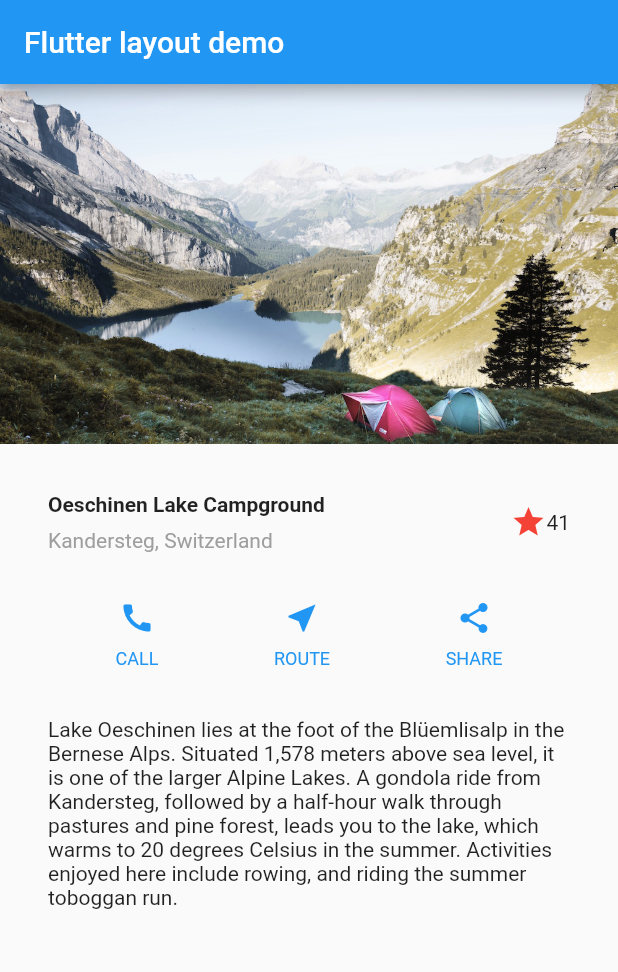
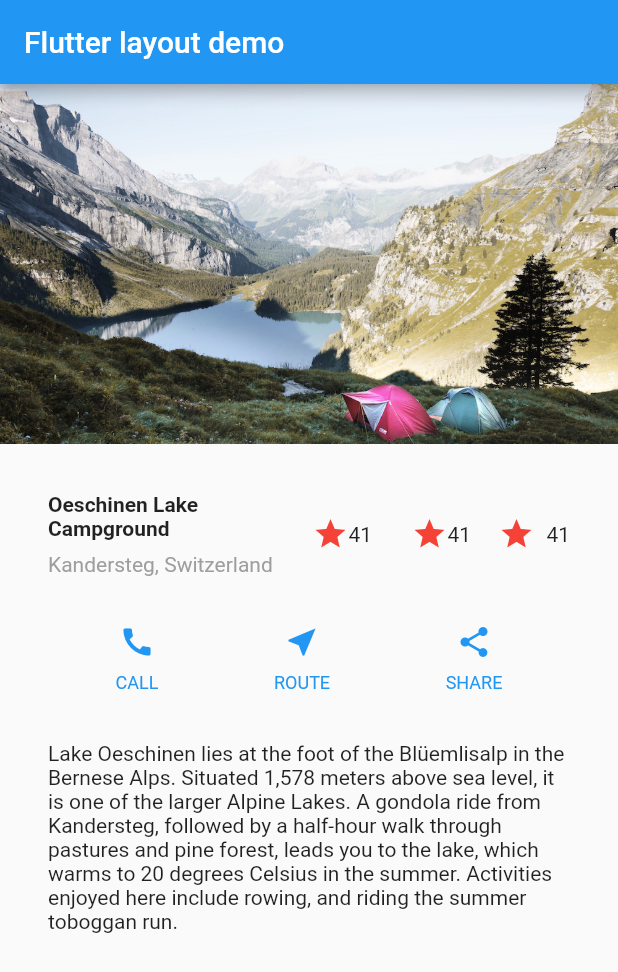
Before and after one commit to patnikorn/FlutterMyApp, a Flutter app: the screen it shows after launch, on a phone screen of 412 x 824 dp. Shown: the top 972 px of the screen. Run offline on Flutter 3.47's test engine with Material 2 defaults, Android fonts, the phone set to English and light mode, and no system bars.

Commit message:
favoriteABC

```diff
--- /dev/null
+++ b/lib/favoriteA.dart
@@ -0,0 +1,47 @@
+import 'package:flutter/material.dart';
+
+class FavoriteA extends StatefulWidget {
+  @override
+  _FavoriteAState createState() => _FavoriteAState();
+}
+
+class _FavoriteAState extends State<FavoriteA> {
+  bool _isFavorited = true;
+  int _favoriteCount = 41;
+  void _toggleFavorite() {
+    setState(() {
+      if (_isFavorited) {
+        _favoriteCount -= 1;
+        _isFavorited = false;
+      } else {
+        _favoriteCount += 1;
+        _isFavorited = true;
+      }
+    });
+  }
+
+  @override
+  Widget build(BuildContext context) {
+    return Row(
+      mainAxisSize: MainAxisSize.min,
+      children: [
+        Container(
+          padding: EdgeInsets.all(0),
+          child: IconButton(
+            padding: EdgeInsets.all(0),
+            alignment: Alignment.centerRight,
+            icon: (_isFavorited ? Icon(Icons.star) : Icon(Icons.star_border)),
+            color: Colors.red[500],
+            onPressed: _toggleFavorite,
+          ),
+        ),
+        SizedBox(
+          width: 18,
+          child: Container(
+            child: Text('$_favoriteCount'),
+          ),
+        ),
+      ],
+    );
+  }
+}
--- /dev/null
+++ b/lib/favoriteB.dart
@@ -0,0 +1,78 @@
+import 'package:flutter/material.dart';
+
+//Parent Manages Favorite B
+
+class ParentManageB extends StatefulWidget {
+  @override
+  _ParentManageBState createState() => _ParentManageBState();
+}
+
+class _ParentManageBState extends State<ParentManageB> {
+  bool _isFavorited = true;
+  int _favoriteCount = 41;
+
+  void _handleTapboxChanged(bool newValue) {
+    setState(() {
+      _isFavorited = newValue;
+      if (_isFavorited) {
+        _favoriteCount += 1;
+      } else {
+        _favoriteCount -= 1;
+      }
+    });
+  }
+
+  @override
+  Widget build(BuildContext context) {
+    return Container(
+      child: FavoriteB(
+          isFavorited: _isFavorited,
+          onChanged: _handleTapboxChanged,
+          favoriteCount: _favoriteCount),
+    );
+  }
+}
+
+//Favorite B
+
+class FavoriteB extends StatelessWidget {
+  FavoriteB(
+      {Key key,
+      this.isFavorited: false,
+      @required this.onChanged,
+      this.favoriteCount})
+      : super(key: key);
+
+  final bool isFavorited;
+  final favoriteCount;
+  final ValueChanged<bool> onChanged;
+
+  void _handleTap() {
+    onChanged(!isFavorited);
+  }
+
+  @override
+  Widget build(BuildContext context) {
+    return Row(
+      mainAxisSize: MainAxisSize.min,
+      children: [
+        Container(
+          padding: EdgeInsets.all(0),
+          child: IconButton(
+            padding: EdgeInsets.all(0),
+            alignment: Alignment.centerRight,
+            icon: (isFavorited ? Icon(Icons.star) : Icon(Icons.star_border)),
+            color: Colors.red[500],
+            onPressed: _handleTap,
+          ),
+        ),
+        SizedBox(
+          width: 18,
+          child: Container(
+            child: Text('$favoriteCount'),
+          ),
+        ),
+      ],
+    );
+  }
+}
--- /dev/null
+++ b/lib/favoriteC.dart
@@ -0,0 +1,72 @@
+import 'package:flutter/material.dart';
+
+//Parent Manages Favorite C
+class ParentManageC extends StatefulWidget {
+  @override
+  _ParentManageCState createState() => _ParentManageCState();
+}
+
+class _ParentManageCState extends State<ParentManageC> {
+  int _favoriteCount = 41;
+
+  void _handleTapboxChanged(bool newValue) {
+    setState(() {
+      if (newValue) {
+        _favoriteCount += 1;
+      } else {
+        _favoriteCount -= 1;
+      }
+    });
+  }
+
+  @override
+  Widget build(BuildContext context) {
+    return Container(
+      child: FavoriteC(
+        onChanged: _handleTapboxChanged,
+        favoriteCount: _favoriteCount,
+      ),
+    );
+  }
+}
+
+//FavoriteC
+class FavoriteC extends StatefulWidget {
+  FavoriteC({Key key, @required this.onChanged, this.favoriteCount})
+      : super(key: key);
+
+  final ValueChanged<bool> onChanged;
+  final int favoriteCount;
+
+  @override
+  _FavoriteCState createState() => _FavoriteCState();
+}
+
+class _FavoriteCState extends State<FavoriteC> {
+  bool isFavorited = true;
+
+  get favoriteCount => widget.favoriteCount;
+
+  void _handleTap() {
+    setState(() {
+      widget.onChanged(!isFavorited);
+      isFavorited = !isFavorited;
+    });
+  }
+
+  Widget build(BuildContext context) {
+    return Row(
+      children: [
+        Container(
+          child: IconButton(
+            alignment: Alignment.centerRight,
+            icon: (isFavorited ? Icon(Icons.star) : Icon(Icons.star_border)),
+            color: Colors.red[500],
+            onPressed: _handleTap,
+          ),
+        ),
+        Text('$favoriteCount'),
+      ],
+    );
+  }
+}
--- a/lib/main.dart
+++ b/lib/main.dart
@@ -1,10 +1,14 @@
-// Copyright 2018 The Flutter team. All rights reserved.
-// Use of this source code is governed by a BSD-style license that can be
-// found in the LICENSE file.
+import 'package:flutter/material.dart';
+// Uncomment lines 7 and 10 to view the visual layout at runtime.
+// import 'package:flutter/rendering.dart' show debugPaintSizeEnabled;
+import 'favoriteA.dart';
+import 'favoriteB.dart';
+import 'favoriteC.dart';
 
-import 'package:flutter/material.dart';
-
-void main() => runApp(MyApp());
+void main() {
+  // debugPaintSizeEnabled = true;
+  runApp(MyApp());
+}
 
 class MyApp extends StatelessWidget {
   @override
@@ -38,14 +42,13 @@ class MyApp extends StatelessWidget {
             ),
           ),
           /*3*/
-          Icon(
-            Icons.star,
-            color: Colors.red[500],
-          ),
-          Text('41'),
+          FavoriteA(),
+          ParentManageB(),
+          ParentManageC()
         ],
       ),
     );
+
     Color color = Theme.of(context).primaryColor;
 
     Widget buttonSection = Container(
@@ -58,6 +61,7 @@ class MyApp extends StatelessWidget {
         ],
       ),
     );
+
     Widget textSection = Container(
       padding: const EdgeInsets.all(32),
       child: Text(
@@ -70,13 +74,14 @@ class MyApp extends StatelessWidget {
         softWrap: true,
       ),
     );
+
     return MaterialApp(
       title: 'Flutter layout demo',
       home: Scaffold(
         appBar: AppBar(
           title: Text('Flutter layout demo'),
         ),
-        body: Column(
+        body: ListView(
           children: [
             Image.asset(
               'images/lake.jpg',
```
Also changed, not shown: pubspec.lock.
